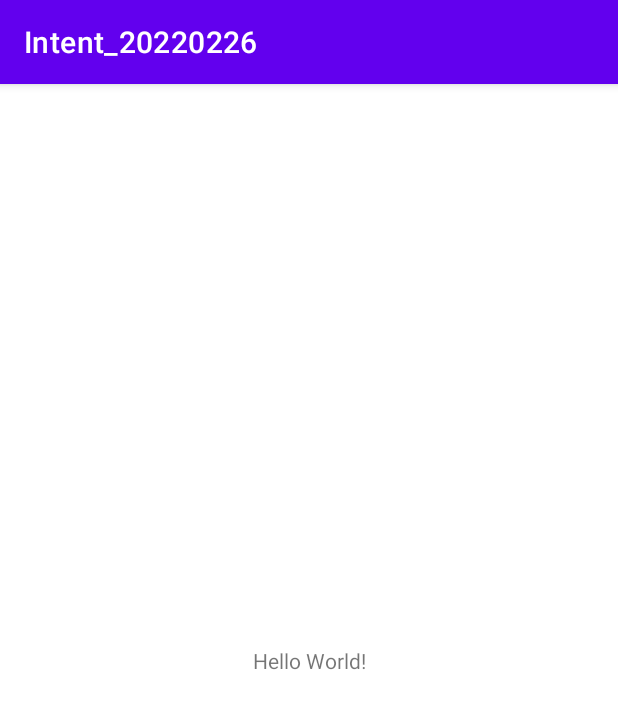
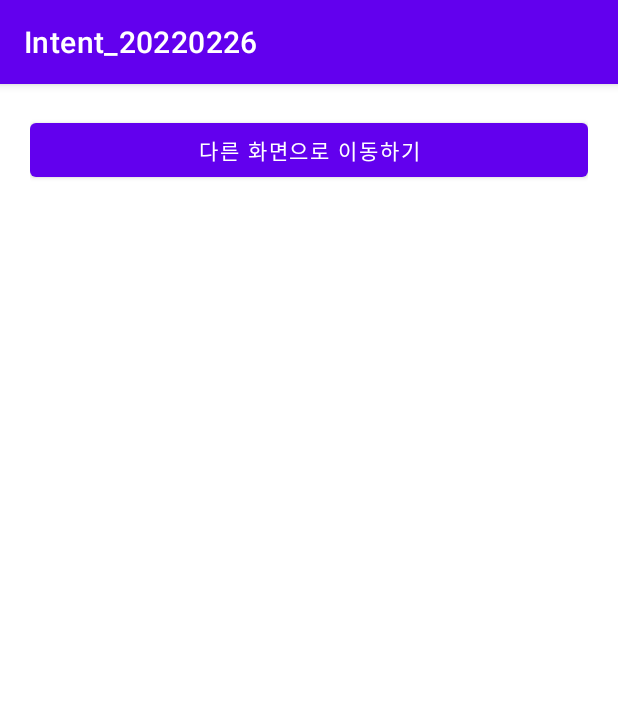
Before and after one commit to nepp-plus/Intent_20220226, an Android app: the screen it shows after launch (MainActivity), on a phone screen of 412 x 824 dp. Shown: the top 709 px of the screen. Run offline under Robolectric (Android 15) with nearby library versions, the phone set to English and light mode, and no system bars.

Commit message:
프로젝트 기본 세팅 + 다른화면으로 이동 버튼 추가

```diff
--- a/app/build.gradle
+++ b/app/build.gradle
@@ -1,6 +1,7 @@
 plugins {
     id 'com.android.application'
     id 'org.jetbrains.kotlin.android'
+    id 'org.jetbrains.kotlin.android.extensions'
 }
 
 android {
--- a/app/src/main/java/com/neppplus/intent_20220226/MainActivity.kt
+++ b/app/src/main/java/com/neppplus/intent_20220226/MainActivity.kt
@@ -2,10 +2,20 @@ package com.neppplus.intent_20220226
 
 import androidx.appcompat.app.AppCompatActivity
 import android.os.Bundle
+import kotlinx.android.synthetic.main.activity_main.*
 
 class MainActivity : AppCompatActivity() {
     override fun onCreate(savedInstanceState: Bundle?) {
         super.onCreate(savedInstanceState)
         setContentView(R.layout.activity_main)
+
+        btnMoveToOther.setOnClickListener {
+
+//            OtherActivity 화면으로 이동
+
+
+
+        }
+
     }
 }
--- a/app/src/main/res/layout/activity_main.xml
+++ b/app/src/main/res/layout/activity_main.xml
@@ -1,18 +1,17 @@
 <?xml version="1.0" encoding="utf-8"?>
-<androidx.constraintlayout.widget.ConstraintLayout xmlns:android="http://schemas.android.com/apk/res/android"
+<LinearLayout xmlns:android="http://schemas.android.com/apk/res/android"
     xmlns:app="http://schemas.android.com/apk/res-auto"
     xmlns:tools="http://schemas.android.com/tools"
     android:layout_width="match_parent"
     android:layout_height="match_parent"
+    android:orientation="vertical"
+    android:padding="20dp"
     tools:context=".MainActivity">
 
-    <TextView
-        android:layout_width="wrap_content"
+    <Button
+        android:id="@+id/btnMoveToOther"
+        android:layout_width="match_parent"
         android:layout_height="wrap_content"
-        android:text="Hello World!"
-        app:layout_constraintBottom_toBottomOf="parent"
-        app:layout_constraintLeft_toLeftOf="parent"
-        app:layout_constraintRight_toRightOf="parent"
-        app:layout_constraintTop_toTopOf="parent" />
+        android:text="다른 화면으로 이동하기" />
 
-</androidx.constraintlayout.widget.ConstraintLayout>
+</LinearLayout>
```
